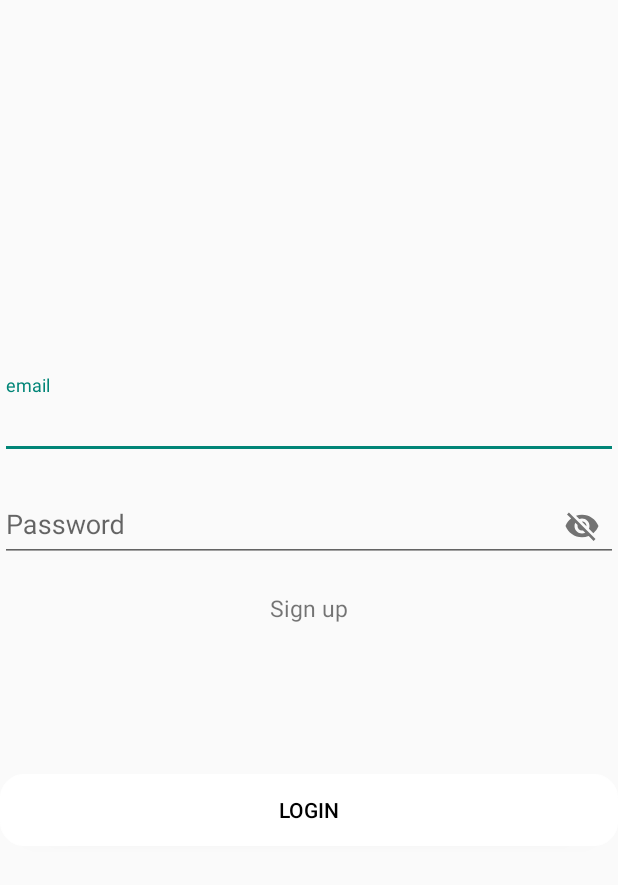
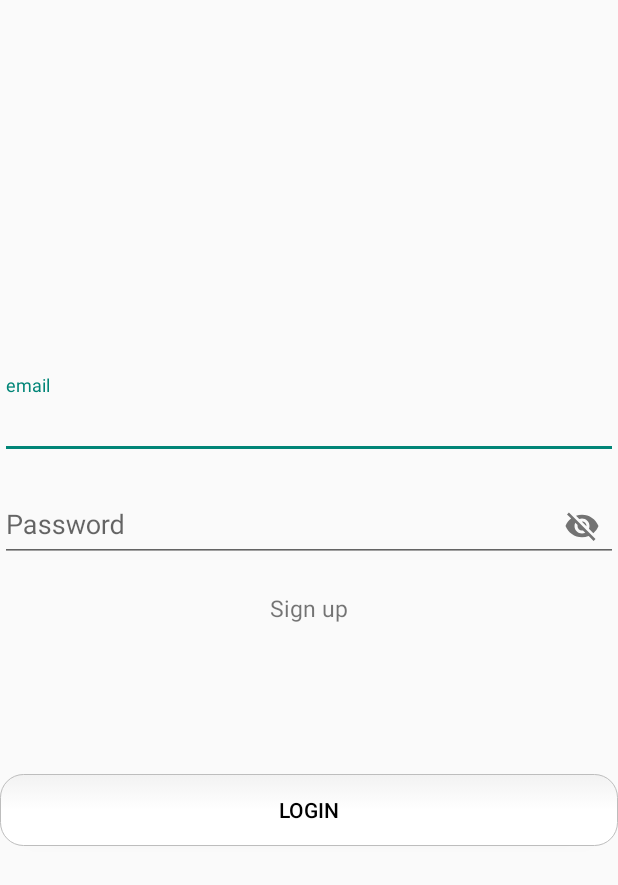
Before and after one commit to polaris428/Survirun, an Android app: the screen it shows after launch (LoginActivity), after a tap on an icon or button, on a phone screen of 412 x 824 dp. Shown: the top 885 px of the screen. Run offline under Robolectric (Android 15) with nearby library versions, the phone set to English and light mode, and no system bars; our stand-ins replace Firebase (no records; nobody signed in at launch, a user with empty details on screens opened directly).

Commit message:
비밀번호 입력 안하고 로그인되는 버그 수정

```diff
--- a/app/src/main/java/com/example/survirun/Activity/LoginActivity.java
+++ b/app/src/main/java/com/example/survirun/Activity/LoginActivity.java
@@ -22,8 +22,7 @@ public class LoginActivity extends AppCompatActivity {
     FirebaseAuth firebaseAuth;
     ActivityLoginBinding binding;
 
-    boolean idchak=false;
-    boolean pwechak=false;
+
     String uid;
     String email;
     String id;
@@ -39,26 +38,27 @@ public class LoginActivity extends AppCompatActivity {
 
         binding.idEdiText.setText(email);
         binding.pawEditText.setText(pwe);
-        if(email!=null&&pwe!=null){
-            idchak=true;
-            pwechak=true;
-        }
+
         binding.idEdiText.addTextChangedListener(new TextWatcher() {
             @Override
             public void beforeTextChanged(CharSequence s, int start, int count, int after) {
-                String id=binding.idEdiText.getText().toString();
-                idchak=true;
-                if (pwechak&&idchak){
-                    //binding.loginButton.setBackground(getDrawable(R.drawable.rounded_btncolor));
+                id=binding.idEdiText.getText().toString();
+
+                if (!pwe.equals("")&&!id.equals("")){
+                    binding.loginButton.setBackground(getDrawable(R.drawable.rounded_btncolor));
+                }else {
+                    binding.loginButton.setBackground(getDrawable(R.drawable.rounded_btn));
                 }
             }
 
             @Override
             public void onTextChanged(CharSequence s, int start, int before, int count) {
-                String id=binding.idEdiText.getText().toString();
-                idchak=true;
-                if (pwechak&&idchak){
+                id=binding.idEdiText.getText().toString();
+
+                if (!pwe.equals("")&&!id.equals("")){
                     binding.loginButton.setBackground(getDrawable(R.drawable.rounded_btncolor));
+                }else {
+                    binding.loginButton.setBackground(getDrawable(R.drawable.rounded_btn));
                 }
 
             }
@@ -71,19 +71,25 @@ public class LoginActivity extends AppCompatActivity {
         binding.pawEditText.addTextChangedListener(new TextWatcher() {
             @Override
             public void beforeTextChanged(CharSequence s, int start, int count, int after) {
-                pwechak=true;
-                if (pwechak&&idchak){
+                pwe=binding.pawEditText.getText().toString();
+
+                if (!pwe.equals("")&&!id.equals("")){
                     binding.loginButton.setBackground(getDrawable(R.drawable.rounded_btncolor));
+                }else {
+                    binding.loginButton.setBackground(getDrawable(R.drawable.rounded_btn));
                 }
             }
 
             @Override
             public void onTextChanged(CharSequence s, int start, int before, int count) {
-                String id=binding.idEdiText.getText().toString();
-                idchak=true;
-                if (pwechak&&idchak){
+                pwe=binding.pawEditText.getText().toString();
+
+                if (!pwe.equals("")&&!id.equals("")){
                     binding.loginButton.setBackground(getDrawable(R.drawable.rounded_btncolor));
 
+                }else {
+
+                    binding.loginButton.setBackground(getDrawable(R.drawable.rounded_btn));
                 }
             }
 
@@ -97,7 +103,7 @@ public class LoginActivity extends AppCompatActivity {
         binding.loginButton.setOnClickListener(new View.OnClickListener() {
             @Override
             public void onClick(View v) {
-                if(pwechak==true&&idchak==true){
+                if(!pwe.equals("")&&!id.equals("")){
                      email = binding.idEdiText.getText().toString().trim();
 
                     if(email.contains("@")==true){
--- a/app/src/main/res/layout/activity_login.xml
+++ b/app/src/main/res/layout/activity_login.xml
@@ -63,8 +63,8 @@
         android:id="@+id/loginButton"
         android:layout_width="match_parent"
         android:layout_height="wrap_content"
-        android:backgroundTint="@color/btn_color"
         android:text="@string/login"
+        android:background="@drawable/rounded_btn"
         android:textColor="@color/text_color"
         android:layout_marginTop="100dp"
         app:layout_constraintTop_toBottomOf="@+id/signUpTextView">
```
